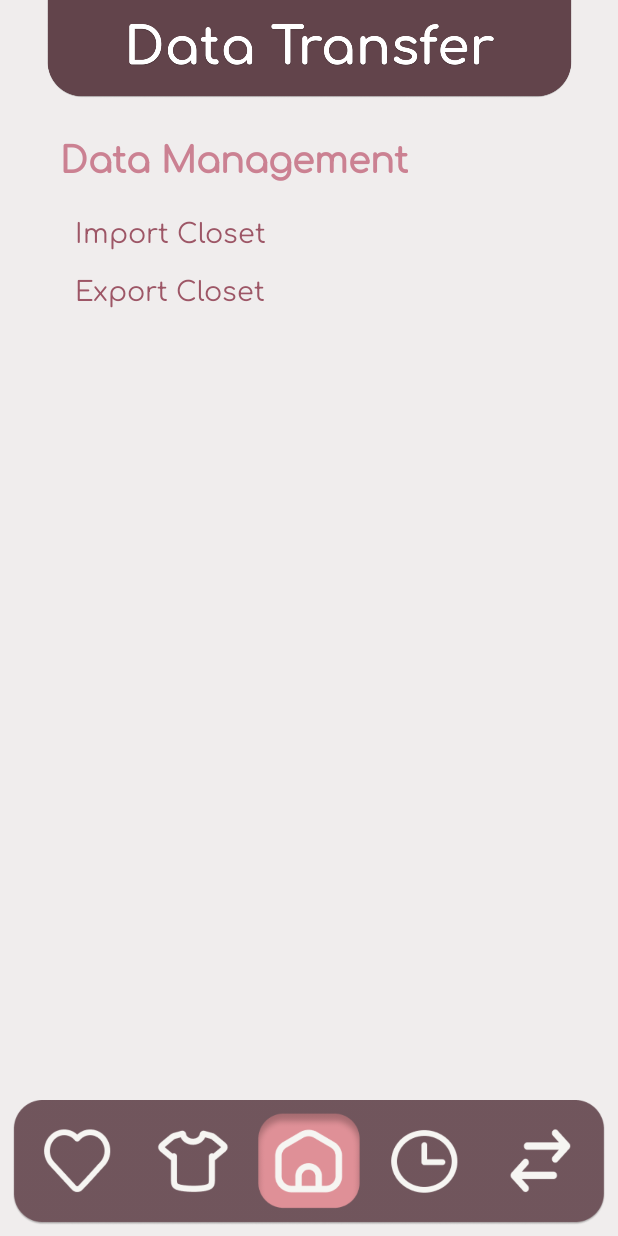
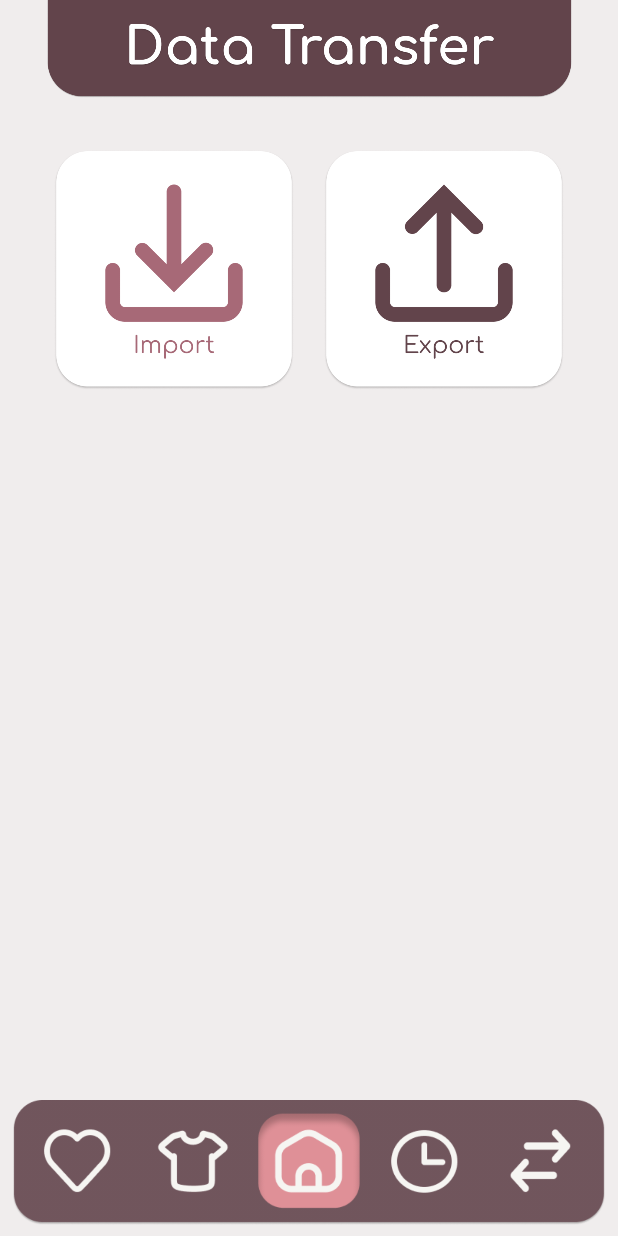
Before and after one commit to 2hulie/closets, an Android app: the DataFragment screen opened through its navigation route, on a phone screen of 412 x 824 dp. Run offline under Robolectric (Android 15) with nearby library versions, the phone set to English and light mode, and no system bars.

Commit message:
Replace text labels with icons for Import and Export in Data Transfer

```diff
--- a/app/src/main/java/com/example/test/ui/data/DataFragment.kt
+++ b/app/src/main/java/com/example/test/ui/data/DataFragment.kt
@@ -7,22 +7,20 @@ import android.view.View
 import android.view.ViewGroup
 import android.view.animation.AnimationUtils
 import android.widget.ImageView
-import android.widget.TextView
 import androidx.core.content.ContextCompat
 import androidx.fragment.app.Fragment
 import androidx.lifecycle.ViewModelProvider
 import com.example.test.R
 import com.example.test.databinding.FragmentDataBinding
 
-
 class DataFragment : Fragment() {
 
     private var _binding: FragmentDataBinding? = null
     private val binding get() = _binding!!
 
-    // Declare TextView variables
-    private lateinit var importClosetTextView: TextView
-    private lateinit var exportClosetTextView: TextView
+    // Declare ImageView variables for the icons
+    private lateinit var importClosetIcon: ImageView
+    private lateinit var exportClosetIcon: ImageView
 
     override fun onCreateView(
         inflater: LayoutInflater,
@@ -34,14 +32,14 @@ class DataFragment : Fragment() {
         _binding = FragmentDataBinding.inflate(inflater, container, false)
         val root: View = binding.root
 
-        val textView: TextView = binding.textData
+        val textView = binding.textData
         dataViewModel.text.observe(viewLifecycleOwner) {
             textView.text = it
         }
 
-        // Initialize the clickable TextViews
-        importClosetTextView = binding.textImportCloset
-        exportClosetTextView = binding.textExportCloset
+        // Initialize the clickable ImageViews
+        importClosetIcon = binding.iconImport
+        exportClosetIcon = binding.iconExport
 
         return root
     }
@@ -61,7 +59,7 @@ class DataFragment : Fragment() {
         // Find the ImageView by ID (ensure the ID matches the layout)
         val dataImageView = view.findViewById<ImageView>(R.id.data_image)
 
-        // Apply the animation to the ImageView
+        // Apply the animation to the main ImageView
         dataImageView.startAnimation(slideDownAnimation)
 
         // Change status bar color for this fragment
@@ -70,14 +68,14 @@ class DataFragment : Fragment() {
         // Load the scale animation
         val scaleAnimation = AnimationUtils.loadAnimation(context, R.animator.scale_animation)
 
-        // Set click listener for Import Closet
-        importClosetTextView.setOnClickListener {
+        // Set click listener for Import Closet icon
+        importClosetIcon.setOnClickListener {
             it.startAnimation(scaleAnimation) // Start animation
             // Handle Import Closet action
         }
 
-        // Set click listener for Export Closet
-        exportClosetTextView.setOnClickListener {
+        // Set click listener for Export Closet icon
+        exportClosetIcon.setOnClickListener {
             it.startAnimation(scaleAnimation) // Start animation
             // Handle Export Closet action
         }
--- a/app/src/main/res/layout/fragment_data.xml
+++ b/app/src/main/res/layout/fragment_data.xml
@@ -19,57 +19,36 @@
         app:layout_constraintStart_toStartOf="parent"
         app:layout_constraintTop_toTopOf="parent" />
 
-    <!-- Label for Data Management -->
-    <TextView
-        android:id="@+id/label_data_management"
-        android:layout_width="wrap_content"
-        android:layout_height="wrap_content"
-        android:text="Data Management"
-        android:textSize="24sp"
-        android:textStyle="bold"
-        android:textColor="#CB8192"
-        android:layout_marginTop="20dp"
-        android:textAlignment="viewStart"
-        android:gravity="start"
-        android:layout_marginStart="40dp"
-        app:layout_constraintStart_toStartOf="parent"
-        app:layout_constraintTop_toBottomOf="@id/data_image" />
-
-    <!-- Clickable TextView for Import Closet -->
-    <TextView
-        android:id="@+id/text_import_closet"
-        android:layout_width="wrap_content"
-        android:layout_height="wrap_content"
-        android:text="Import Closet"
-        android:textSize="18sp"
-        android:textColor="#9D5666"
+    <!-- ImageView for Import Closet icon -->
+    <ImageView
+        android:id="@+id/icon_import"
+        android:layout_width="160dp"
+        android:layout_height="160dp"
+        android:layout_marginTop="35dp"
+        android:layout_marginEnd="10dp"
+        android:src="@drawable/icon_import"
+        android:contentDescription="@string/import_icon"
         android:clickable="true"
         android:focusable="true"
-        android:layout_marginTop="16dp"
-        android:textAlignment="viewStart"
-        android:gravity="start"
-        android:textStyle="normal"
-        android:layout_marginStart="50dp"
+        app:layout_constraintEnd_toStartOf="@+id/icon_export"
         app:layout_constraintStart_toStartOf="parent"
-        app:layout_constraintTop_toBottomOf="@id/label_data_management" />
+        app:layout_constraintTop_toBottomOf="@id/data_image"
+        app:layout_constraintHorizontal_chainStyle="packed" />
 
-    <!-- Clickable TextView for Export Closet -->
-    <TextView
-        android:id="@+id/text_export_closet"
-        android:layout_width="wrap_content"
-        android:layout_height="wrap_content"
-        android:text="Export Closet"
-        android:textSize="18sp"
-        android:textColor="#9D5666"
+    <!-- ImageView for Export Closet icon -->
+    <ImageView
+        android:id="@+id/icon_export"
+        android:layout_width="160dp"
+        android:layout_height="160dp"
+        android:layout_marginTop="35dp"
+        android:layout_marginStart="10dp"
+        android:src="@drawable/icon_export"
+        android:contentDescription="@string/export_icon"
         android:clickable="true"
         android:focusable="true"
-        android:layout_marginTop="10dp"
-        android:textAlignment="viewStart"
-        android:gravity="start"
-        android:textStyle="normal"
-        android:layout_marginStart="50dp"
-        app:layout_constraintStart_toStartOf="parent"
-        app:layout_constraintTop_toBottomOf="@id/text_import_closet" />
+        app:layout_constraintStart_toEndOf="@id/icon_import"
+        app:layout_constraintEnd_toEndOf="parent"
+        app:layout_constraintTop_toBottomOf="@id/data_image" />
 
     <TextView
         android:id="@+id/text_data"
--- a/app/src/main/res/values/strings.xml
+++ b/app/src/main/res/values/strings.xml
@@ -17,7 +17,7 @@
     <string name="show_all_image">Show All</string>
     <string name="icon_current">Current Clothes</string>
     <string name="icon_notif">Notifications</string>
-    <string name="icon_outfit">View Todays Outfit</string>
+    <string name="icon_outfit">View Today Outfit</string>
     <string name="back_button">Back</string>
     <string name="favorite_item_image">Favorites Fragment Image</string>
     <string name="navigation_image">Navigation Background</string>
@@ -27,9 +27,11 @@
     <string name="delete_item">Delete Item Info</string>
     <string name="cancel_item">Cancel</string>
     <string name="splash_logo_description">Splash Logo</string>
-    <string name="edit_icon">Edit Todays Outfit</string>
+    <string name="edit_icon">Edit Today Outfit</string>
     <string name="current_items_image">Current Items</string>
     <string name="checked_icon">Checked</string>
+    <string name="import_icon">Import</string>
+    <string name="export_icon">Export</string>
 
 
     <string-array name="sort_options">
```
Also changed, not shown: app/src/main/res/drawable/icon_export.png (added), app/src/main/res/drawable/icon_import.png (added).
